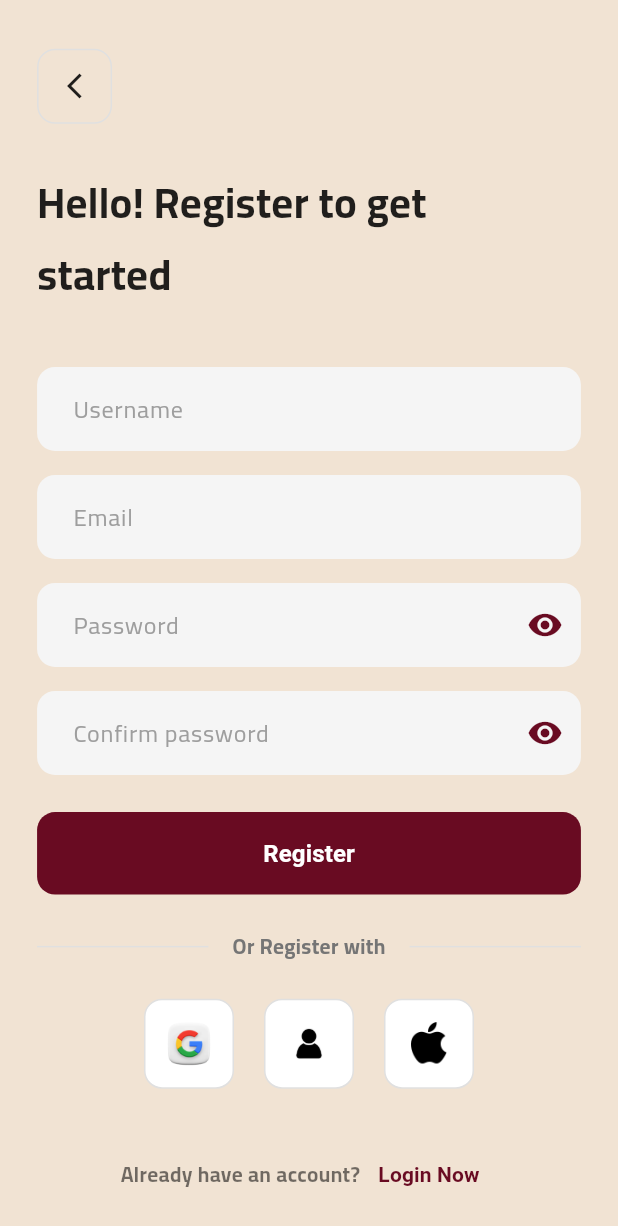
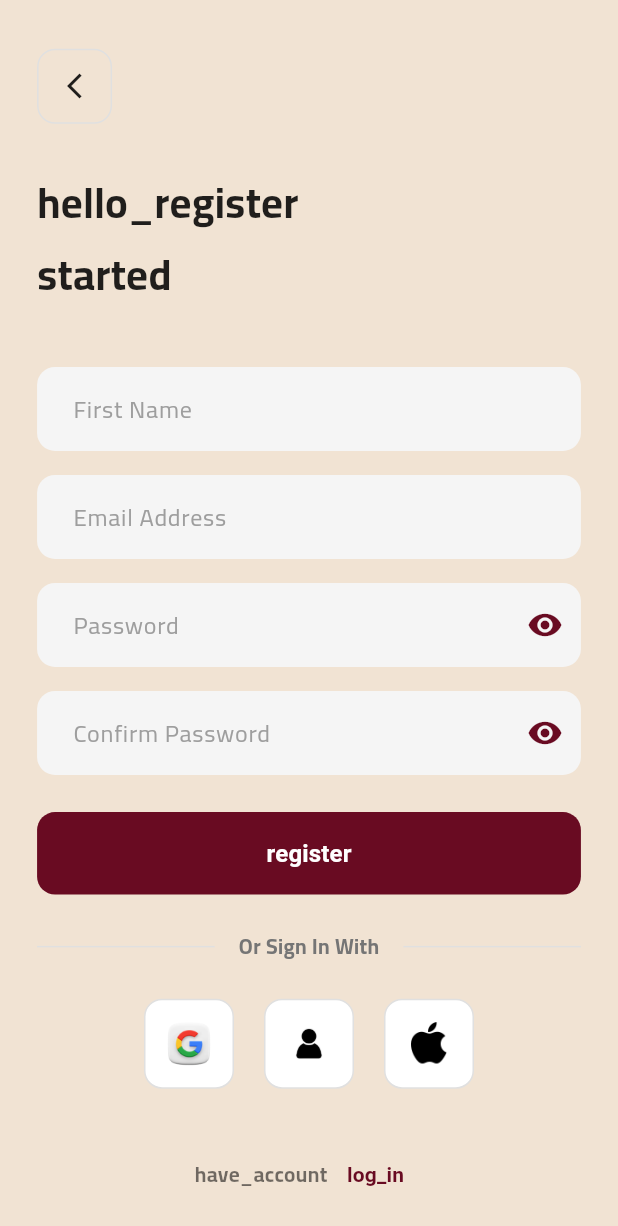
Before and after one commit to MosalahDJ/TradeLaw, a Flutter app: the SigneinPageBody screen opened directly, on a phone screen of 412 x 824 dp. Shown: the top 1226 px of the screen. Run offline on Flutter 3.47's test engine with Material 3 defaults, Android fonts, the light colour scheme and no system bars; our stand-ins replace awesome_dialog, get, shared_preferences; accounts and stored records are empty.

Commit message:
refactor(auth): update localization keys and remove unused code
Update translation keys in the sign-in form to use localized strings consistently. Remove the unused gender dropdown component and clean up redundant imports. This improves maintainability and ensures a unified approach to localization.

```diff
--- a/lib/features/view/auth/signin page/widgets/signin_body.dart
+++ b/lib/features/view/auth/signin page/widgets/signin_body.dart
@@ -60,7 +60,7 @@
 
                 // Welcome Text
                 Text(
-                  "Hello! Register to get".tr,
+                  "hello_register".tr,
                   style: TextStyle(
                     fontSize: 28,
                     fontWeight: FontWeight.bold,
@@ -84,10 +84,10 @@
                   key: txtvalctrl.signinnamestate,
                   child: _buildTextField(
                     controller: signinctrl.name,
-                    hintText: "Username".tr,
+                    hintText: "first_name".tr,
                     focusNode: signinctrl.namefnode,
                     validator:
-                        (val) => val!.isEmpty ? "please_enter_name".tr : null,
+                        (val) => val!.isEmpty ? "enter_first_name".tr : null,
                   ),
                 ),
 
@@ -98,11 +98,11 @@
                   key: txtvalctrl.signinemailstate,
                   child: _buildTextField(
                     controller: signinctrl.emailcontroller,
-                    hintText: "Email",
+                    hintText: "email".tr,
                     focusNode: signinctrl.emailfnodesign,
                     keyboardType: TextInputType.emailAddress,
                     validator:
-                        (val) => val!.isEmpty ? "please_enter_email".tr : null,
+                        (val) => val!.isEmpty ? "enter_email".tr : null,
                   ),
                 ),
 
@@ -115,13 +115,13 @@
                     builder:
                         (controller) => _buildTextField(
                           controller: signinctrl.password,
-                          hintText: "Password",
+                          hintText: "password".tr,
                           focusNode: signinctrl.passwordfnodesign,
                           obscureText: signinctrl.visibility,
                           validator:
                               (val) =>
                                   val!.isEmpty
-                                      ? "please_enter_password".tr
+                                      ? "enter_password".tr
                                       : null,
                           suffixIcon: IconButton(
                             onPressed: signinctrl.visibilityfunc,
@@ -145,13 +145,13 @@
                     builder:
                         (controller) => _buildTextField(
                           controller: signinctrl.password2,
-                          hintText: "Confirm password",
+                          hintText: "confirm_password".tr,
                           focusNode: signinctrl.passwordfnodesign2,
                           obscureText: signinctrl.visibility2,
                           validator:
                               (val) =>
                                   val!.isEmpty
-                                      ? "please_confirm_password".tr
+                                      ? "enter_confirm_password".tr
                                       : null,
                           suffixIcon: IconButton(
                             onPressed: signinctrl.visibilityfunc2,
@@ -198,7 +198,7 @@
                                 ),
                               )
                               : Text(
-                                "Register",
+                                "register".tr,
                                 style: const TextStyle(
                                   fontSize: 16,
                                   color: Colors.white,
@@ -225,7 +225,7 @@
                     Padding(
                       padding: const EdgeInsets.symmetric(horizontal: 16),
                       child: Text(
-                        "Or Register with",
+                        "or_login_with".tr,
                         style: TextStyle(
                           color:
                               Get.isDarkMode
@@ -281,7 +281,7 @@
                   mainAxisAlignment: MainAxisAlignment.center,
                   children: [
                     Text(
-                      "Already have an account?",
+                      "have_account".tr,
                       style: TextStyle(
                         color: Get.isDarkMode ? Colors.white70 : Colors.black54,
                       ),
@@ -296,7 +296,7 @@
                         );
                       },
                       child: Text(
-                        "Login Now",
+                        "log_in".tr,
                         style: TextStyle(
                           color: Get.isDarkMode ? kmaincolor4 : kmaincolor,
                           fontWeight: FontWeight.bold,
@@ -345,7 +345,7 @@
         filled: true,
         fillColor:
             Get.isDarkMode
-                ? Colors.grey[800]!.withOpacity(0.5)
+                ? Colors.grey[800]!.withValues(alpha: 0.5)
                 : Colors.grey[100]!,
         border: OutlineInputBorder(
           borderRadius: BorderRadius.circular(12),
```
Also changed, not shown: lib/core/localization/translations.dart (+11 -0 lines), lib/features/view/auth/signin page/widgets/signin_form_helper.dart (+6 -89 lines).
